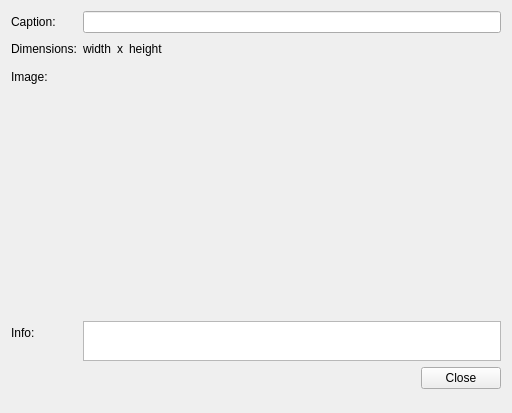
Qt form qt/apps/configurator/forms/picture_show.ui (Wolframe/qtClient) before a commit.
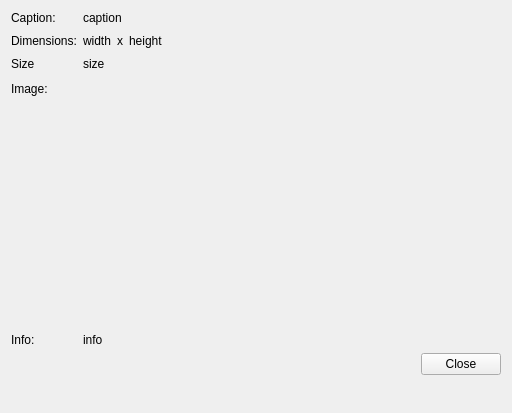
The same form after that commit.

Commit message: added show of picture, corrected ids in picture list, handling selection in tablewidget

```diff
--- a/qt/apps/configurator/forms/picture_show.ui
+++ b/qt/apps/configurator/forms/picture_show.ui
@@ -36,17 +36,14 @@
      </property>
     </widget>
    </item>
-   <item row="1" column="1">
-    <widget class="QLineEdit" name="caption"/>
-   </item>
-   <item row="2" column="0">
+   <item row="4" column="0">
     <widget class="QLabel" name="label_dimensions">
      <property name="text">
       <string>Dimensions:</string>
      </property>
     </widget>
    </item>
-   <item row="2" column="1">
+   <item row="4" column="1">
     <layout class="QHBoxLayout" name="horizontalLayout_2">
      <item>
       <layout class="QHBoxLayout" name="horizontalLayout_4">
@@ -88,14 +85,14 @@
      </item>
     </layout>
    </item>
-   <item row="3" column="0">
+   <item row="6" column="0">
     <widget class="QLabel" name="label_image">
      <property name="text">
       <string>Image:</string>
      </property>
     </widget>
    </item>
-   <item row="3" column="1">
+   <item row="6" column="1">
     <widget class="QLabel" name="image">
      <property name="sizePolicy">
       <sizepolicy hsizetype="Expanding" vsizetype="Fixed">
@@ -114,7 +111,7 @@
      </property>
     </widget>
    </item>
-   <item row="5" column="1">
+   <item row="8" column="1">
     <layout class="QHBoxLayout" name="horizontalLayout">
      <item>
       <spacer name="horizontalSpacer">
@@ -141,32 +138,38 @@
      </item>
     </layout>
    </item>
-   <item row="4" column="0">
+   <item row="7" column="0">
     <widget class="QLabel" name="label_name">
      <property name="text">
       <string>Info:</string>
      </property>
     </widget>
    </item>
-   <item row="4" column="1">
-    <widget class="QPlainTextEdit" name="info">
-     <property name="sizePolicy">
-      <sizepolicy hsizetype="Expanding" vsizetype="Fixed">
-       <horstretch>0</horstretch>
-       <verstretch>0</verstretch>
-      </sizepolicy>
+   <item row="7" column="1">
+    <widget class="QLabel" name="info">
+     <property name="text">
+      <string>info</string>
      </property>
-     <property name="minimumSize">
-      <size>
-       <width>0</width>
-       <height>30</height>
-      </size>
+    </widget>
+   </item>
+   <item row="1" column="1">
+    <widget class="QLabel" name="caption">
+     <property name="text">
+      <string>caption</string>
      </property>
-     <property name="maximumSize">
-      <size>
-       <width>16777215</width>
-       <height>40</height>
-      </size>
+    </widget>
+   </item>
+   <item row="5" column="0">
+    <widget class="QLabel" name="label_size">
+     <property name="text">
+      <string>Size</string>
+     </property>
+    </widget>
+   </item>
+   <item row="5" column="1">
+    <widget class="QLabel" name="size">
+     <property name="text">
+      <string>size</string>
      </property>
     </widget>
    </item>
```
The commit also changes 5 other files.
